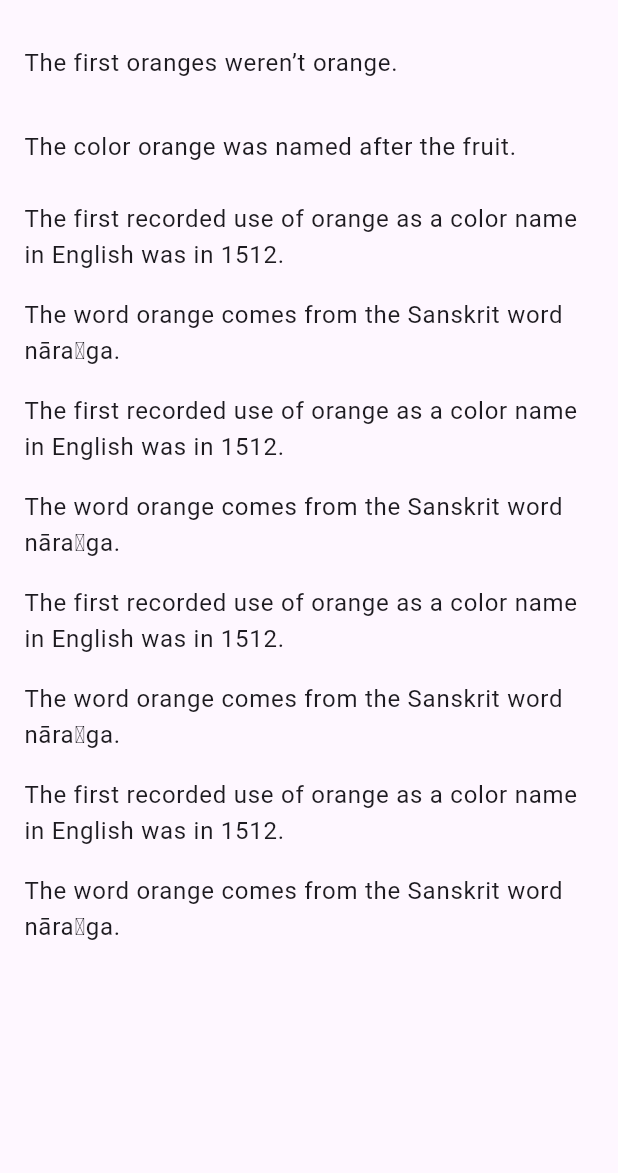
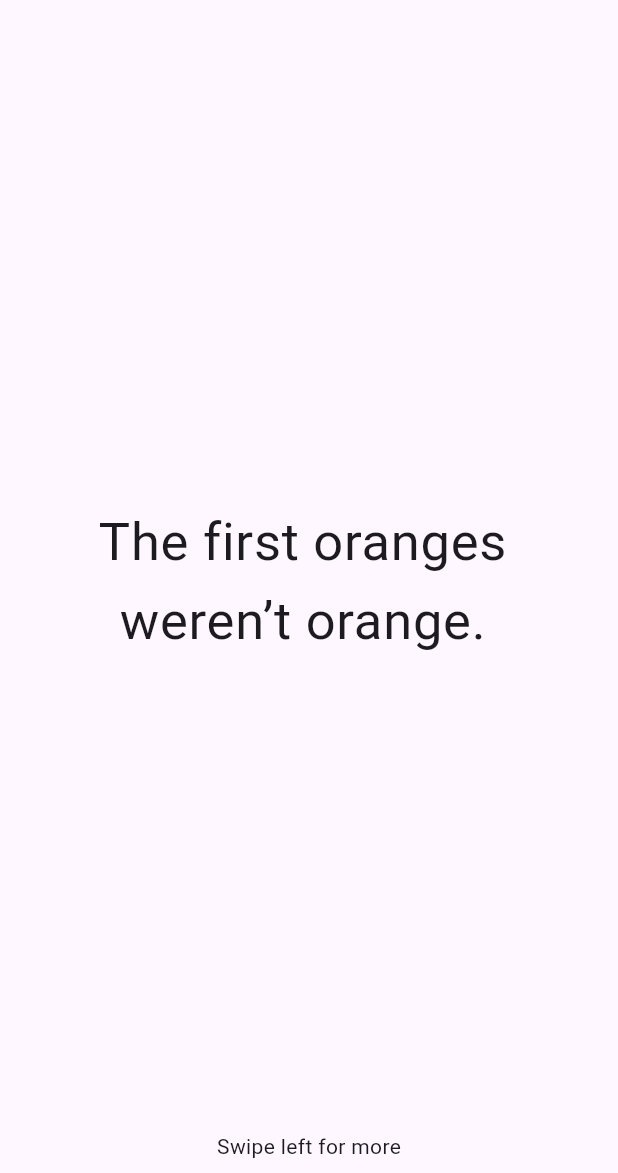
Before and after one commit to Yasitha-Bhanuka/FunFacts-App, a Flutter app: the screen it shows after launch, on a phone screen of 412 x 824 dp, the part 63-1236 px from its top. Run offline on Flutter 3.47's test engine with Material 3 defaults, Android fonts, the phone set to English and light mode, and no system bars.

Commit message:
Set the PageView.builder for showing one fact in one page. We using columns for bottom text and pageView separation.

```diff
--- a/lib/screens/main_screen.dart
+++ b/lib/screens/main_screen.dart
@@ -41,13 +41,31 @@ class _MainScreenState extends State<MainScreen> {
           )
         ],
       ),
-      body: ListView.builder(
-          itemCount: facts.length,
-          itemBuilder: (BuildContext context, int index) {
-            return ListTile(
-              title: Text(facts[index]),
-            );
-          }),
+      body: Column(
+        children: [
+          Expanded(
+            child: PageView.builder(
+                itemCount: facts.length,
+                itemBuilder: (BuildContext context, int index) {
+                  return ListTile(
+                    title: Container(
+                        child: Center(
+                            child: Text(
+                      facts[index],
+                      style: TextStyle(fontSize: 35),
+                      textAlign: TextAlign.center,
+                    ))),
+                  );
+                }),
+          ),
+          Container(
+            child: Padding(
+              padding: const EdgeInsets.all(8.0),
+              child: Text("Swipe left for more"),
+            ),
+          )
+        ],
+      ),
     );
   }
 }
```
